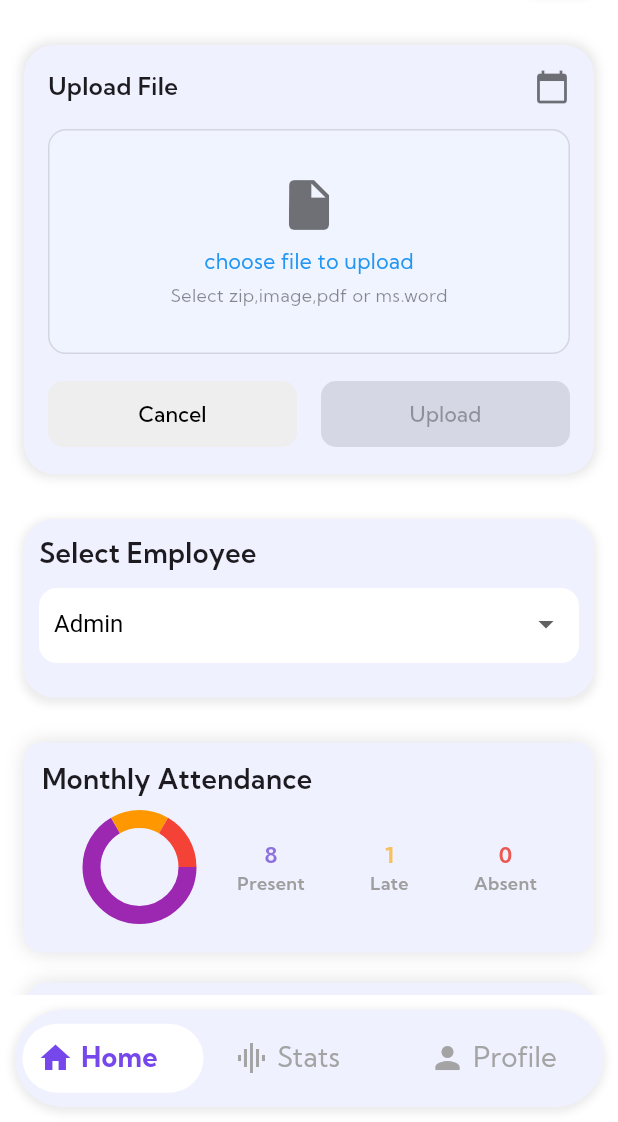
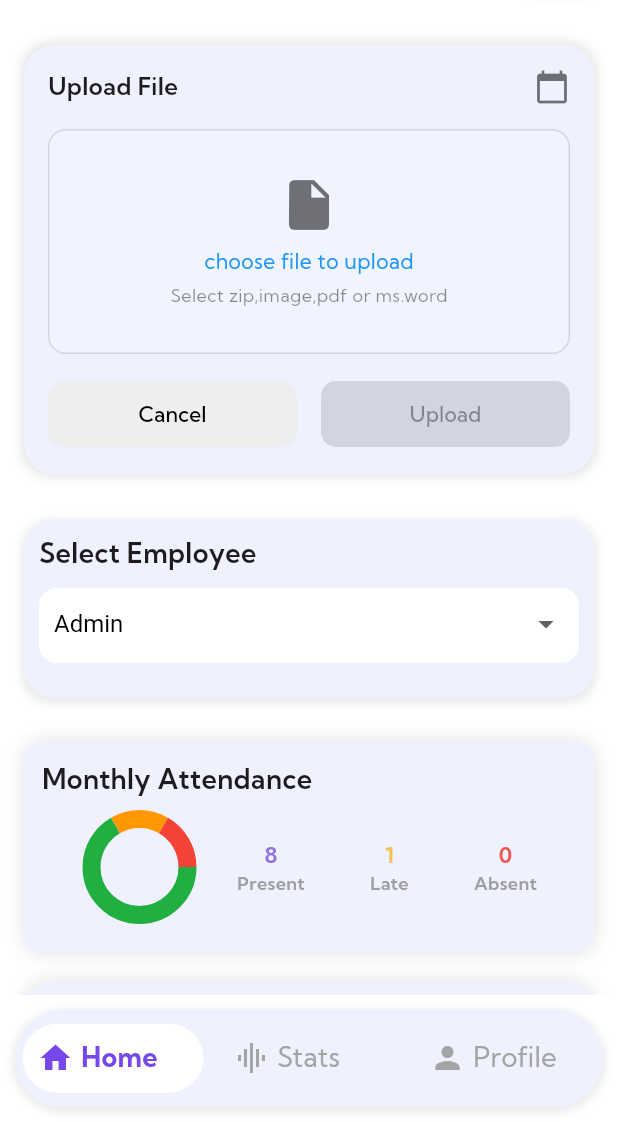
Before and after one commit to HaroonQuaidTech/attendance_app_adminpanel, a Flutter app: the screen it shows after launch, on a phone screen of 412 x 824 dp, the part 114-1236 px from its top. Run offline on Flutter 3.47's test engine with Material 3 defaults, Android fonts, the phone set to English and light mode, and no system bars; drawn by our look-alikes of pie_chart, table_calendar; our stand-ins replace cloud_firestore, firebase_auth, firebase_core, firebase_storage, fl_chart, fluttertoast and 3 more; missing offline and left inert: draggable_fab; accounts and stored records are empty.

Commit message:
new changes theme added

```diff
--- a/lib/main.dart
+++ b/lib/main.dart
@@ -10,6 +10,7 @@ import 'package:quaidtech/screens/signup.dart';
 import 'package:quaidtech/screens/splashscreen.dart';
 import 'package:quaidtech/screens/stastics.dart';
 import 'package:firebase_core/firebase_core.dart';
+import 'package:quaidtech/theme/theme.dart';
 
 void main() async {
   WidgetsFlutterBinding.ensureInitialized();
@@ -33,7 +34,9 @@ class _MyAppState extends State<MyApp> {
           .copyWith(textScaler: const TextScaler.linear(1)),
       child: MaterialApp(
         debugShowCheckedModeBanner: false,
-        theme: ThemeData(fontFamily: "KumbhSans"),
+         theme: lightMode.copyWith(
+    textTheme: ThemeData(fontFamily: "KumbhSans").textTheme,
+  ),
         initialRoute: 'adminh',
         routes: {
           'login': (context) => const LoginScreen(),
--- a/lib/screens/adminhome.dart
+++ b/lib/screens/adminhome.dart
@@ -394,7 +394,7 @@ class _HomeScreenState extends State<AdminHomeScreen> {
                                               PieChartData(
                                                   sections: [
                                                     PieChartSectionData(
-                                                      color: Colors.purple,
+                                                      color: Color(0xff22AF41),
                                                       value: 4,
                                                       title: '',
                                                       radius: 12,
@@ -597,7 +597,9 @@ class _HomeScreenState extends State<AdminHomeScreen> {
                                                 width: 53,
                                                 height: 55,
                                                 decoration: BoxDecoration(
-                                                    color: Color(0xff8E71DF),
+                                                    color: Theme.of(context)
+                                                        .colorScheme
+                                                        .surface,
                                                     borderRadius:
                                                         BorderRadius.circular(
                                                             6)),
--- /dev/null
+++ b/lib/theme/theme.dart
@@ -0,0 +1,11 @@
+import 'package:flutter/material.dart';
+
+ThemeData lightMode = ThemeData(
+  colorScheme: ColorScheme.light(
+    surface: const Color(0xffFF6100),
+    primary: Colors.grey.shade500,
+    secondary: Colors.grey.shade200,
+    tertiary: Colors.white,
+    inversePrimary: Colors.grey.shade900,
+  ),
+);
```
